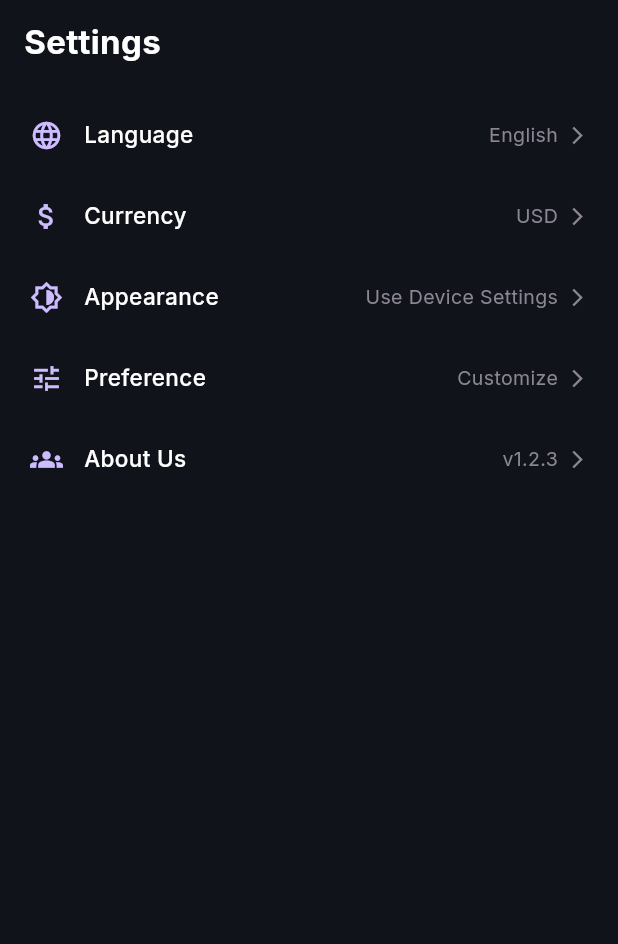
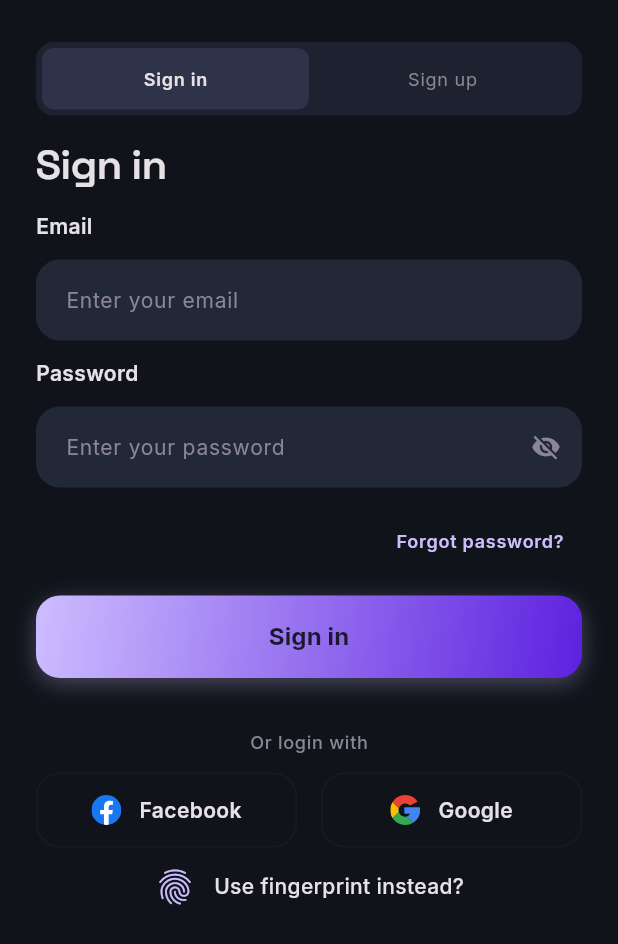
Before and after one commit to Ashraf0Sherif/Crypto, a Flutter app: the screen it shows after launch, after a tap on "Skip", on a phone screen of 412 x 824 dp. Shown: the top 944 px of the screen. Run offline on Flutter 3.47's test engine with Material 3 defaults, Android fonts, the phone set to English and light mode, and no system bars; our stand-ins replace flutter_svg, google_fonts, vector_graphics.

Commit message:
feat(auth): modularize auth feature and establish typography system
- Implemented `AppTextStyles` typography system using Inter and Space Grotesk.
- Created reusable core widgets: `AppButton` and `CustomTextFormField`.
- Modularized auth components into `AuthToggleButton`, `SocialButton`, and `FingerprintButton`.
- Refactored `LoginScreen` into `AuthScreen` with a modular build structure.
- Migrated `/login` route to `/auth` and updated the onboarding user flow.
- Bumped `google_fonts` dependency and updated asset/routing configurations.

```diff
--- a/lib/core/routing/app_router.dart
+++ b/lib/core/routing/app_router.dart
@@ -3,6 +3,7 @@ import 'package:flutter/material.dart';
 import '../../features/onboarding/presentation/screens/onboarding_screen.dart';
 import '../../features/settings/presentation/screens/settings_screen.dart';
 import '../../features/splash/presentation/splash_screen.dart';
+import '../../features/auth/presentation/screens/auth_screen.dart';
 import 'routes.dart';
 
 class AppRouter {
@@ -23,14 +24,16 @@ class AppRouter {
           settings: settings,
           builder: (_) => const SettingsScreen(),
         );
+      case Routes.auth:
+        return MaterialPageRoute(
+          settings: settings,
+          builder: (_) => const AuthScreen(),
+        );
       default:
         return MaterialPageRoute(
           settings: settings,
-          builder: (_) => const Scaffold(
-            body: Center(
-              child: Text('Route not found!'),
-            ),
-          ),
+          builder: (_) =>
+              const Scaffold(body: Center(child: Text('Route not found!'))),
         );
     }
   }
--- a/lib/core/routing/routes.dart
+++ b/lib/core/routing/routes.dart
@@ -4,4 +4,5 @@ class Routes {
   static const String splash = '/';
   static const String onboarding = '/onboarding';
   static const String settings = '/settings';
+  static const String auth = '/auth';
 }
--- /dev/null
+++ b/lib/core/widgets/app_button.dart
@@ -0,0 +1,52 @@
+import 'package:flutter/material.dart';
+
+import '../theme/app_colors.dart';
+import '../theme/app_text_styles.dart';
+
+class AppButton extends StatelessWidget {
+  const AppButton({
+    super.key,
+    required this.text,
+    required this.onTap,
+  });
+
+  final String text;
+  final VoidCallback onTap;
+
+  @override
+  Widget build(BuildContext context) {
+    return SizedBox(
+      width: double.infinity,
+      child: Container(
+        decoration: BoxDecoration(
+          gradient: AppColors.primaryGradient,
+          borderRadius: BorderRadius.circular(16),
+          boxShadow: [
+            BoxShadow(
+              color: AppColors.primary.withValues(alpha: 0.3),
+              blurRadius: 12,
+              offset: const Offset(0, 4),
+            ),
+          ],
+        ),
+        child: ElevatedButton(
+          onPressed: onTap,
+          style: ElevatedButton.styleFrom(
+            backgroundColor: Colors.transparent,
+            shadowColor: Colors.transparent,
+            shape: RoundedRectangleBorder(
+              borderRadius: BorderRadius.circular(16),
+            ),
+          ),
+          child: Text(
+            text,
+            style: AppTextStyles.titleMd.copyWith(
+              color: AppColors.onPrimary,
+              fontWeight: FontWeight.w700,
+            ),
+          ),
+        ),
+      ),
+    );
+  }
+}
--- /dev/null
+++ b/lib/core/widgets/app_text_form_field.dart
@@ -0,0 +1,56 @@
+import 'package:flutter/material.dart';
+
+import '../theme/app_colors.dart';
+import '../theme/app_text_styles.dart';
+
+class AppTextFormField extends StatelessWidget {
+  const AppTextFormField({
+    super.key,
+    required this.controller,
+    required this.placeholder,
+    this.isPassword = false,
+    this.isPasswordVisible = false,
+    this.onToggleVisibility,
+  });
+
+  final TextEditingController controller;
+  final String placeholder;
+  final bool isPassword;
+  final bool isPasswordVisible;
+  final VoidCallback? onToggleVisibility;
+
+  @override
+  Widget build(BuildContext context) {
+    return TextFormField(
+      controller: controller,
+      obscureText: isPassword && !isPasswordVisible,
+      style: AppTextStyles.bodyMd.copyWith(color: AppColors.onSurface),
+      decoration: InputDecoration(
+        hintText: placeholder,
+        hintStyle: AppTextStyles.bodyMd.copyWith(
+          color: AppColors.onSurfaceMuted,
+        ),
+        filled: true,
+        fillColor: AppColors.surfaceContainer,
+        border: OutlineInputBorder(
+          borderRadius: BorderRadius.circular(16),
+          borderSide: BorderSide.none,
+        ),
+        contentPadding: const EdgeInsets.symmetric(
+          horizontal: 16,
+          vertical: 16,
+        ),
+        suffixIcon: isPassword
+            ? IconButton(
+                icon: Icon(
+                  isPasswordVisible ? Icons.visibility : Icons.visibility_off,
+                  color: AppColors.onSurfaceMuted,
+                  size: 20,
+                ),
+                onPressed: onToggleVisibility,
+              )
+            : null,
+      ),
+    );
+  }
+}
--- /dev/null
+++ b/lib/features/auth/presentation/screens/auth_screen.dart
@@ -0,0 +1,144 @@
+import 'package:crypto_app/core/widgets/app_text_form_field.dart';
+import 'package:crypto_app/features/auth/presentation/widgets/auth_toggle_button.dart';
+import 'package:crypto_app/features/auth/presentation/widgets/social_button.dart';
+import 'package:flutter/material.dart';
+import '../../../../core/theme/app_colors.dart';
+import '../../../../core/theme/app_text_styles.dart';
+import '../../../../core/widgets/app_button.dart';
+import '../../../../gen/assets.gen.dart';
+import '../widgets/fingerprint_button.dart';
+
+class AuthScreen extends StatefulWidget {
+  const AuthScreen({super.key});
+
+  @override
+  State<AuthScreen> createState() => _AuthScreenState();
+}
+
+class _AuthScreenState extends State<AuthScreen> {
+  bool _isSignIn = true;
+  bool _isPasswordVisible = false;
+  final TextEditingController _emailController = TextEditingController();
+  final TextEditingController _passwordController = TextEditingController();
+
+  @override
+  void dispose() {
+    _emailController.dispose();
+    _passwordController.dispose();
+    super.dispose();
+  }
+
+  @override
+  Widget build(BuildContext context) {
+    return Scaffold(
+      backgroundColor: AppColors.background,
+      body: SafeArea(
+        child: SingleChildScrollView(
+          padding: const EdgeInsets.symmetric(horizontal: 24),
+          child: Column(
+            crossAxisAlignment: CrossAxisAlignment.start,
+            spacing: 12,
+            children: [
+              const SizedBox(height: 16),
+
+              Center(
+                child: Container(
+                  padding: const EdgeInsets.all(4),
+                  width: double.infinity,
+                  decoration: BoxDecoration(
+                    color: AppColors.surfaceContainerLow,
+                    borderRadius: BorderRadius.circular(12),
+                  ),
+                  child: Row(
+                    mainAxisAlignment: MainAxisAlignment.center,
+                    children: [
+                      Expanded(
+                        child: AuthToggleButton(
+                          title: 'Sign in',
+                          isSelected: _isSignIn,
+                          onTap: () => setState(() => _isSignIn = true),
+                        ),
+                      ),
+                      Expanded(
+                        child: AuthToggleButton(
+                          title: 'Sign up',
+                          isSelected: !_isSignIn,
+                          onTap: () => setState(() => _isSignIn = false),
+                        ),
+                      ),
+                    ],
+                  ),
+                ),
+              ),
+              Text(
+                _isSignIn ? 'Sign in' : 'Sign up',
+                style: AppTextStyles.displaySm,
+              ),
+              Text('Email', style: AppTextStyles.titleSm),
+              AppTextFormField(
+                controller: _emailController,
+                placeholder: 'Enter your email',
+              ),
+
+              Text('Password', style: AppTextStyles.titleSm),
+              AppTextFormField(
+                controller: _passwordController,
+                placeholder: 'Enter your password',
+                isPassword: true,
+                isPasswordVisible: _isPasswordVisible,
+                onToggleVisibility: () {
+                  setState(() => _isPasswordVisible = !_isPasswordVisible);
+                },
+              ),
+              Align(
+                alignment: Alignment.centerRight,
+                child: TextButton(
+                  onPressed: () {},
+                  child: Text(
+                    'Forgot password?',
+                    style: AppTextStyles.labelMd.copyWith(
+                      color: AppColors.primary,
+                      fontWeight: FontWeight.w600,
+                    ),
+                  ),
+                ),
+              ),
+              AppButton(text: 'Sign in', onTap: () {}),
+              const SizedBox(height: 10),
+
+              Center(
+                child: Text(
+                  'Or login with',
+                  style: AppTextStyles.labelMd.copyWith(
+                    color: AppColors.onSurfaceMuted,
+                  ),
+                ),
+              ),
+              Row(
+                children: [
+                  Expanded(
+                    child: SocialButton(
+                      icon: Assets.svgs.facebook.path,
+                      label: 'Facebook',
+                      onTap: () {},
+                    ),
+                  ),
+                  const SizedBox(width: 16),
+                  Expanded(
+                    child: SocialButton(
+                      icon: Assets.svgs.google.path,
+                      label: 'Google',
+                      onTap: () {},
+                    ),
+                  ),
+                ],
+              ),
+              if (_isSignIn) Center(child: FingerprintButton()),
+              const SizedBox(height: 32),
+            ],
+          ),
+        ),
+      ),
+    );
+  }
+}
--- /dev/null
+++ b/lib/features/auth/presentation/widgets/auth_toggle_button.dart
@@ -0,0 +1,43 @@
+import 'package:flutter/material.dart';
+
+import '../../../../core/theme/app_colors.dart';
+import '../../../../core/theme/app_text_styles.dart';
+
+class AuthToggleButton extends StatelessWidget {
+  const AuthToggleButton({
+    super.key,
+    required this.title,
+    required this.isSelected,
+    required this.onTap,
+  });
+
+  final String title;
+  final bool isSelected;
+  final VoidCallback onTap;
+
+  @override
+  Widget build(BuildContext context) {
+   return GestureDetector(
+      onTap: onTap,
+      child: AnimatedContainer(
+        duration: const Duration(milliseconds: 200),
+        padding: const EdgeInsets.symmetric(horizontal: 24, vertical: 12),
+        decoration: BoxDecoration(
+          color: isSelected ? AppColors.surfaceVariant : Colors.transparent,
+          borderRadius: BorderRadius.circular(8),
+        ),
+        child: Center(
+          child: Text(
+            title,
+            style: AppTextStyles.labelMd.copyWith(
+              color: isSelected
+                  ? AppColors.onSurface
+                  : AppColors.onSurfaceMuted,
+              fontWeight: isSelected ? FontWeight.w600 : FontWeight.w400,
+            ),
+          ),
+        ),
+      ),
+    );
+  }
+}
--- /dev/null
+++ b/lib/features/auth/presentation/widgets/fingerprint_button.dart
@@ -0,0 +1,29 @@
+import 'package:flutter/material.dart';
+
+import '../../../../core/theme/app_colors.dart';
+import '../../../../core/theme/app_text_styles.dart';
+
+class FingerprintButton extends StatelessWidget {
+  const FingerprintButton({super.key});
+
+  @override
+  Widget build(BuildContext context) {
+    return GestureDetector(
+      onTap: () {},
+      child: Row(
+        mainAxisSize: MainAxisSize.min,
+        children: [
+          const Icon(Icons.fingerprint, color: AppColors.primary, size: 28),
+          const SizedBox(width: 12),
+          Text(
+            'Use fingerprint instead?',
+            style: AppTextStyles.bodyMd.copyWith(
+              color: AppColors.onSurface,
+              fontWeight: FontWeight.w500,
+            ),
+          ),
+        ],
+      ),
+    );
+  }
+}
--- /dev/null
+++ b/lib/features/auth/presentation/widgets/social_button.dart
@@ -0,0 +1,47 @@
+import 'package:flutter/material.dart';
+import 'package:flutter_svg/flutter_svg.dart';
+
+import '../../../../core/theme/app_colors.dart';
+import '../../../../core/theme/app_text_styles.dart';
+
+class SocialButton extends StatelessWidget {
+  const SocialButton({
+    super.key,
+    required this.icon,
+    required this.label,
+    required this.onTap,
+  });
+
+  final String icon;
+  final String label;
+  final VoidCallback onTap;
+
+  @override
+  Widget build(BuildContext context) {
+    return InkWell(
+      onTap: onTap,
+      borderRadius: BorderRadius.circular(16),
+      child: Container(
+        padding: const EdgeInsets.symmetric(vertical: 14),
+        decoration: BoxDecoration(
+          border: Border.all(color: AppColors.ghostBorder),
+          borderRadius: BorderRadius.circular(16),
+        ),
+        child: Row(
+          mainAxisAlignment: MainAxisAlignment.center,
+          children: [
+            SvgPicture.asset(icon, width: 20, height: 20),
+            const SizedBox(width: 12),
+            Text(
+              label,
+              style: AppTextStyles.labelLg.copyWith(
+                color: AppColors.onSurface,
+                fontWeight: FontWeight.w600,
+              ),
+            ),
+          ],
+        ),
+      ),
+    );
+  }
+}
--- a/lib/features/onboarding/presentation/screens/onboarding_screen.dart
+++ b/lib/features/onboarding/presentation/screens/onboarding_screen.dart
@@ -52,7 +52,7 @@ class _OnboardingScreenState extends State<OnboardingScreen> {
         curve: Curves.easeInOut,
       );
     } else {
-      context.pushReplacementNamed(Routes.settings);
+      context.pushReplacementNamed(Routes.auth);
     }
   }
 
@@ -84,7 +84,7 @@ class _OnboardingScreenState extends State<OnboardingScreen> {
                   ),
                   TextButton(
                     onPressed: () =>
-                        context.pushReplacementNamed(Routes.settings),
+                        context.pushReplacementNamed(Routes.auth),
                     child: Text(
                       'Skip',
                       style: AppTextStyles.labelMd.copyWith(
--- a/pubspec.yaml
+++ b/pubspec.yaml
@@ -38,7 +38,7 @@ dependencies:
   get_it: ^9.2.1
   flutter_launcher_icons: ^0.14.4
   flutter_svg: ^2.0.17
-  google_fonts: ^6.2.1
+  google_fonts: ^8.0.2
   flutter_native_splash: ^2.4.7
 
 dev_dependencies:
```
Also changed, not shown: pubspec.lock.
